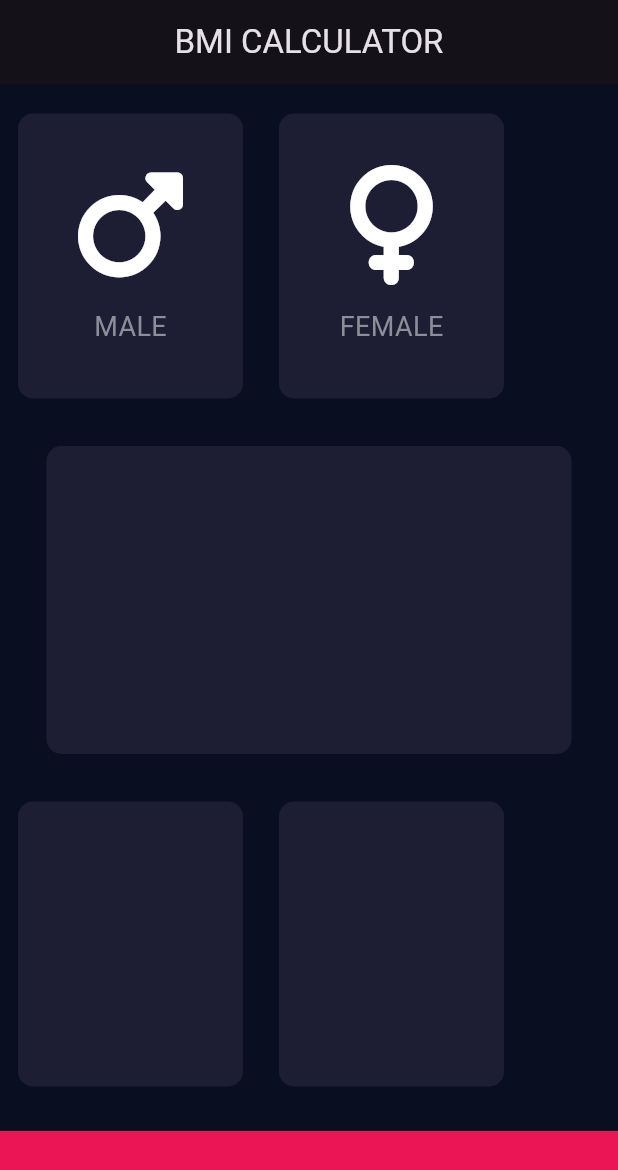
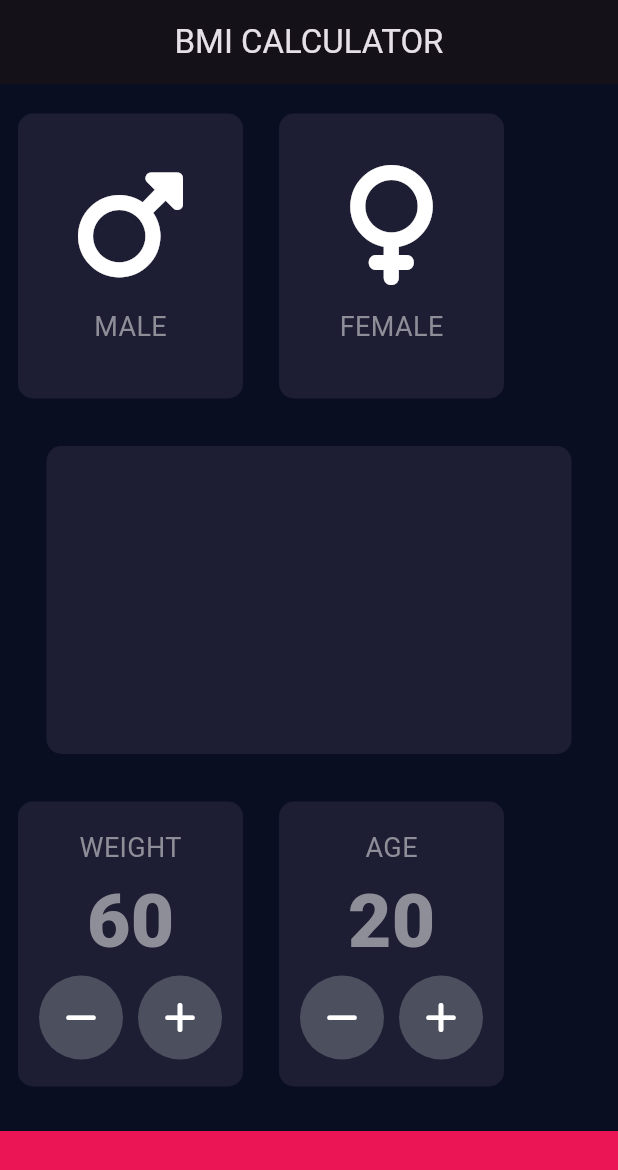
Before and after one commit to jahanzaibmushtaq/BMI_Calculator, a Flutter app: the screen it shows after launch, on a phone screen of 412 x 824 dp. Shown: the top 1170 px of the screen. Run offline on Flutter 3.47's test engine with Material 3 defaults, Android fonts, the phone set to English and light mode, and no system bars; our stand-ins replace font_awesome_flutter.

Commit message:
second commit

```diff
--- a/lib/bmi_app/input_page.dart
+++ b/lib/bmi_app/input_page.dart
@@ -1,11 +1,12 @@
 import 'package:boss_level_chellenge/bmi_app/icon_widget_custom.dart';
 import 'package:boss_level_chellenge/bmi_app/reuseable_container_widget.dart';
+import 'package:boss_level_chellenge/const/const.dart';
 import 'package:flutter/material.dart';
 import 'package:font_awesome_flutter/font_awesome_flutter.dart';
 
-
 const containerColor = Color(0xFF1D1E33);
 const tappedContainerColor = Color(0xFF111328);
+
 class InputPage extends StatefulWidget {
   const InputPage({super.key});
 
@@ -17,24 +18,25 @@ class _InputPageState extends State<InputPage> {
   Color maleContainerColor = containerColor;
   Color femaleContainerColor = containerColor;
 
-  void updateColor(int gender){
-    if(gender == 1){
-      if(maleContainerColor == containerColor){
+  void updateColor(int gender) {
+    if (gender == 1) {
+      if (maleContainerColor == containerColor) {
         maleContainerColor = tappedContainerColor;
         femaleContainerColor = containerColor;
-      }else{
+      } else {
         maleContainerColor = containerColor;
       }
     } else {
-      if(femaleContainerColor == containerColor){
+      if (femaleContainerColor == containerColor) {
         femaleContainerColor = tappedContainerColor;
         maleContainerColor = containerColor;
-      }else{
+      } else {
         femaleContainerColor = containerColor;
       }
     }
   }
-
+  int weight = 60;
+  int age = 20;
   @override
   Widget build(BuildContext context) {
     return Scaffold(
@@ -48,24 +50,27 @@ class _InputPageState extends State<InputPage> {
             child: Row(
               children: [
                 GestureDetector(
-                    onTap: (){
+                  onTap: () {
                     setState(() {
                       updateColor(1);
                     });
                   },
-                    child: ReuseAbleContainer(color: maleContainerColor,
+                  child: ReuseAbleContainer(
+                    color: maleContainerColor,
                     child: const IconWidget(
                       title: "MALE",
                       icon: FontAwesomeIcons.mars,
-                    ),),
+                    ),
+                  ),
                 ),
                 GestureDetector(
-                    onTap: (){
+                  onTap: () {
                     setState(() {
                       updateColor(0);
                     });
                   },
-                    child: ReuseAbleContainer(color: femaleContainerColor,
+                  child: ReuseAbleContainer(
+                    color: femaleContainerColor,
                     child: const IconWidget(
                       title: "FEMALE",
                       icon: FontAwesomeIcons.venus,
@@ -86,11 +91,79 @@ class _InputPageState extends State<InputPage> {
               ),
             ),
           ),
-             const Expanded(
+          Expanded(
             child: Row(
               children: [
-                  ReuseAbleContainer(color: containerColor,),
-                  ReuseAbleContainer(color: containerColor,),
+                ReuseAbleContainer(
+                  color: containerColor,
+                  child: Column(
+                    mainAxisAlignment: MainAxisAlignment.center,
+                    children: [
+                      const Text("WEIGHT", style: labelTextStyle,),
+                      Text(weight.toString(), style: numberTextStyle,),
+                      Row(
+                        mainAxisAlignment: MainAxisAlignment.center,
+                        children: [
+                          RoundedIconButton(
+                            onPress: () {
+                              setState(() {
+                                weight--;
+                                print(weight);
+                              });
+                            },
+                            icon: FontAwesomeIcons.minus,
+                          ),
+                          const SizedBox(
+                            width: 10,
+                          ),
+                          RoundedIconButton(
+                            onPress: () {
+                              setState(() {
+                                weight++;
+                              });
+                            },
+                            icon: FontAwesomeIcons.plus,
+                          ),
+                        ],
+                      )
+                    ],
+                  ),
+                ),
+                ReuseAbleContainer(
+                  color: containerColor,
+                  child: Column(
+                    mainAxisAlignment: MainAxisAlignment.center,
+                    children: [
+                      const Text("AGE", style: labelTextStyle,),
+                      Text(age.toString(), style: numberTextStyle,),
+                      Row(
+                        mainAxisAlignment: MainAxisAlignment.center,
+                        children: [
+                          RoundedIconButton(
+                            onPress: () {
+                              setState(() {
+                                age--;
+                              });
+                            },
+                            icon: FontAwesomeIcons.minus,
+                          ),
+                          const SizedBox(
+                            width: 10,
+                          ),
+                          RoundedIconButton(
+                            onPress: () {
+                              setState(() {
+                                age++;
+                                print(age);
+                              });
+                            },
+                            icon: FontAwesomeIcons.plus,
+                          ),
+                        ],
+                      )
+                    ],
+                  ),
+                ),
               ],
             ),
           ),
@@ -105,3 +178,23 @@ class _InputPageState extends State<InputPage> {
     );
   }
 }
+
+class RoundedIconButton extends StatelessWidget {
+  const RoundedIconButton({super.key, this.icon, required this.onPress});
+  final IconData? icon;
+  final VoidCallback onPress;
+  @override
+  Widget build(BuildContext context) {
+    return RawMaterialButton(
+      onPressed: onPress,
+      constraints: const BoxConstraints.tightFor(
+        width: 56.0,
+        height: 56.0,
+      ),
+      elevation: 0.0,
+      shape: const CircleBorder(),
+      fillColor: const Color(0xFF4C4F5E),
+      child: Icon(icon),
+    );
+  }
+}
--- /dev/null
+++ b/lib/const/const.dart
@@ -0,0 +1,12 @@
+import 'package:flutter/material.dart';
+
+const labelTextStyle = TextStyle(
+  fontSize: 18.0,
+  color: Color(0xFF8D8E98),
+);
+
+const numberTextStyle = TextStyle(
+  fontSize: 50.0,
+  fontWeight: FontWeight.w900,
+  color: Color(0xFF8D8E98),
+);
```
Lines whose indentation alone changed are shown as unchanged.
